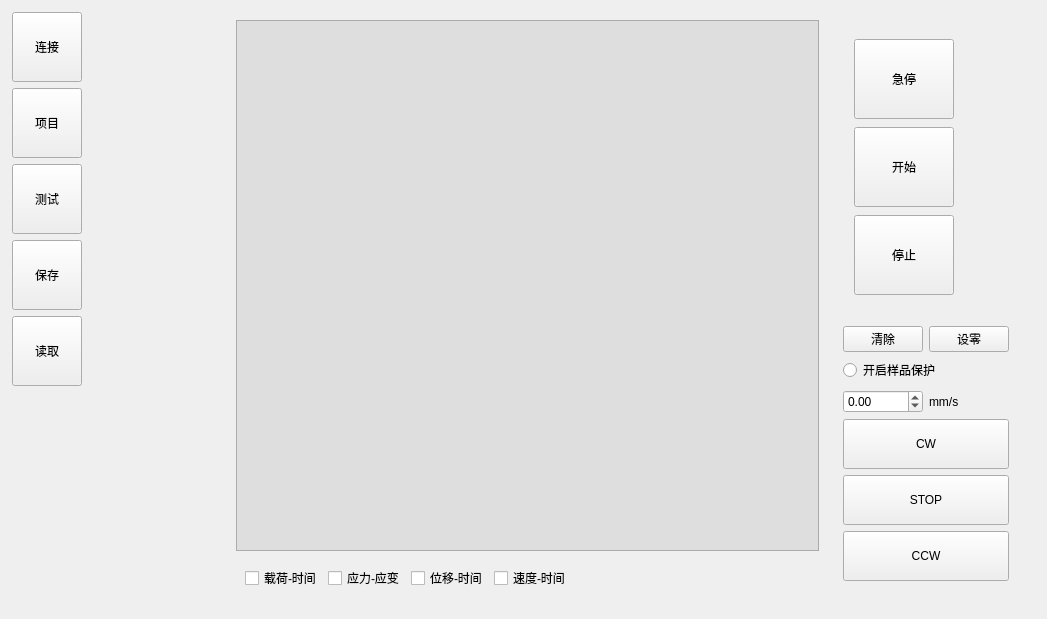
This is MainUI/mainwidget.ui in Mr-tang0/MINIMTS as Qt 5 draws it before an edit. The edited form follows.
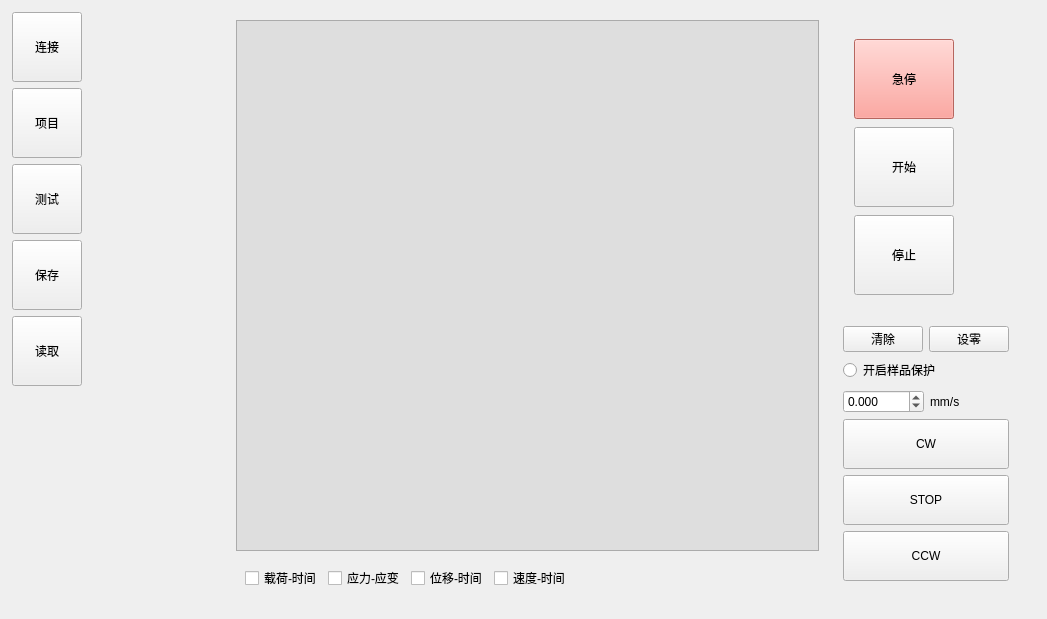
This is the edited form. Custom widgets are drawn as their Qt base class.

```diff
--- a/MainUI/mainwidget.ui
+++ b/MainUI/mainwidget.ui
@@ -1372,7 +1372,8 @@
                   </size>
                  </property>
                  <property name="styleSheet">
-                  <string notr="true"/>
+                  <string notr="true">background-color: rgb(255, 143, 133);
+font: 20pt &quot;黑体&quot;;</string>
                  </property>
                  <property name="text">
                   <string>急停</string>
@@ -1477,6 +1478,9 @@
                   <layout class="QHBoxLayout" name="horizontalLayout_3">
                    <item>
                     <widget class="QDoubleSpinBox" name="speed">
+                     <property name="decimals">
+                      <number>3</number>
+                     </property>
                      <property name="minimum">
                       <double>-9999.000000000000000</double>
                      </property>
```
Left out of the diff: 4 changed lines with no effect on the pictures.
